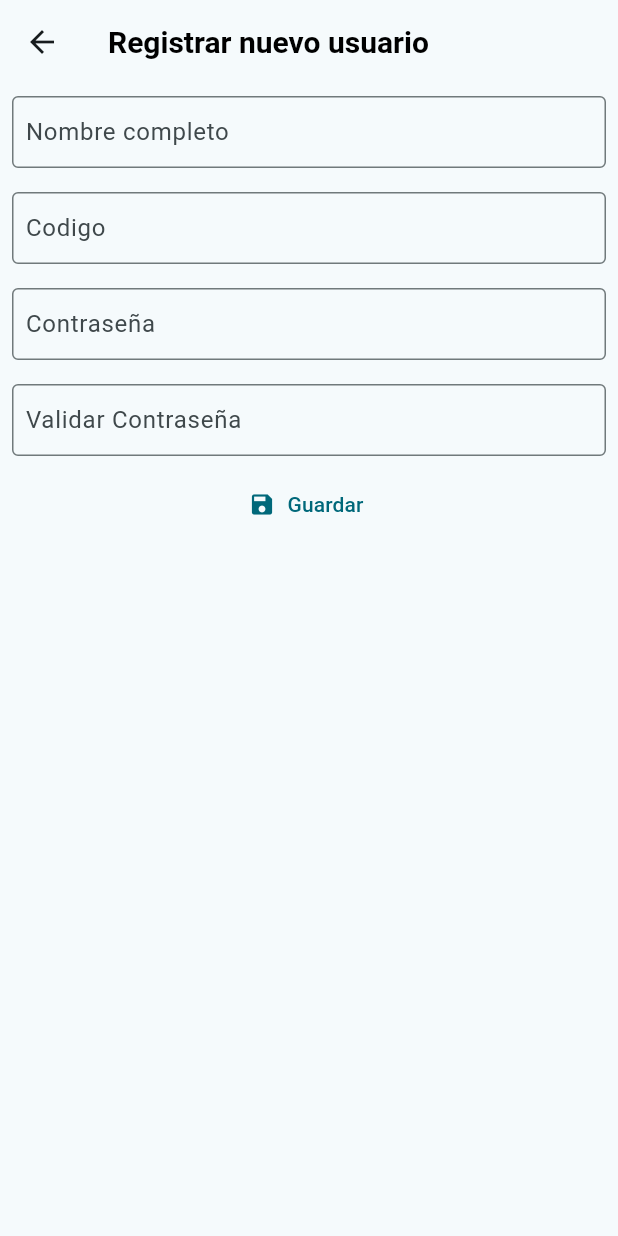
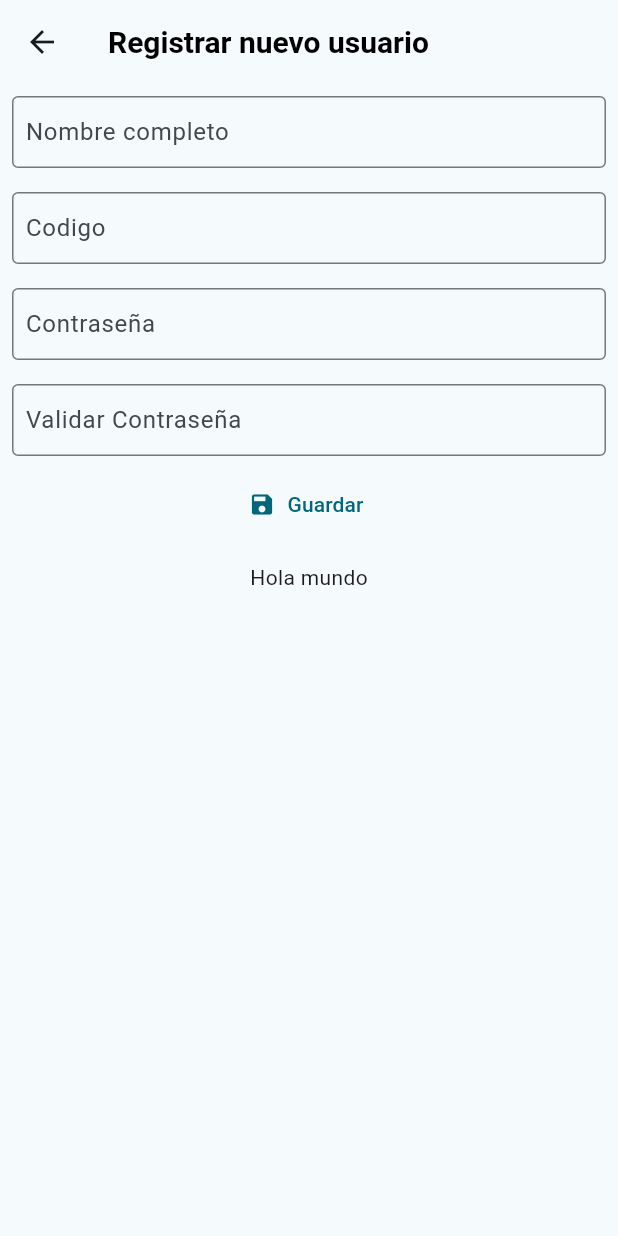
Before and after one commit to AlexanderRivera/FerreteriaESTP, a Flutter app: the screen it shows after launch, after a tap on "REGISTRAR USUARIO", on a phone screen of 412 x 824 dp. Run offline on Flutter 3.47's test engine with Material 3 defaults, Android fonts, the light colour scheme and no system bars; our stand-ins replace firebase_core, flutter_riverpod, go_router, google_fonts, riverpod_annotation; accounts and stored records are empty; generated files the repository leaves out were written again; Roboto replaces fonts that are missing (Abel, Simonetta).

Commit message:
Continuación
Continuación de Login

```diff
--- a/lib/config/menu/menu_items.dart
+++ b/lib/config/menu/menu_items.dart
@@ -17,7 +17,7 @@ const appMenuItem = <MenuItem>[
   MenuItem(
       title: 'INICIO',
       subtitle: 'Catalogo Inicial',
-      link: '/',
+      link: '/Home',
       icon: Icons.home),
   // MenuItem(
   //     title: 'Agregar Motos',
--- /dev/null
+++ b/lib/controller/prueba_riverpod.dart
@@ -0,0 +1,7 @@
+import 'package:riverpod_annotation/riverpod_annotation.dart';
+part 'prueba_riverpod.g.dart';
+
+@riverpod
+String prueba(PruebaRef ref) {
+  return 'Hola mundo';
+}
--- a/lib/main.dart
+++ b/lib/main.dart
@@ -1,9 +1,10 @@
 import 'package:flutter/material.dart';
+import 'package:flutter_riverpod/flutter_riverpod.dart';
 import 'package:motostopsv_app/config/router/app_router.dart';
 import 'package:motostopsv_app/config/theme/app_theme.dart';
 
 void main() {
-  runApp(const MainApp());
+  runApp(const ProviderScope(child: MainApp()));
 }
 
 class MainApp extends StatelessWidget {
--- a/lib/presentation/loggin/registre_screen.dart
+++ b/lib/presentation/loggin/registre_screen.dart
@@ -1,11 +1,14 @@
 import 'package:flutter/material.dart';
+import 'package:flutter_riverpod/flutter_riverpod.dart';
+import 'package:motostopsv_app/controller/prueba_riverpod.dart';
 
-class RegistrerUserScreen extends StatelessWidget {
+class RegistrerUserScreen extends ConsumerWidget {
   static const String name = 'registre-scren';
   const RegistrerUserScreen({super.key});
 
   @override
-  Widget build(BuildContext context) {
+  Widget build(BuildContext context, WidgetRef ref) {
+    String prueba = ref.watch(pruebaProvider);
     return Scaffold(
       appBar: AppBar(
         title: const Text('Registrar nuevo usuario'),
@@ -40,10 +43,24 @@ class RegistrerUserScreen extends StatelessWidget {
             TextButton.icon(
                 onPressed: () {},
                 icon: const Icon(Icons.save),
-                label: const Text('Guardar'))
+                label: const Text('Guardar')),
+            Padding(
+              padding: const EdgeInsets.all(15.0),
+              child: Text(prueba),
+            )
           ],
         ),
       ),
     );
   }
 }
+// class RegistrerUserScreen extends ConsumerWidget {
+
+//   const RegistrerUserScreen({super.key});
+
+//   @override
+//   Widget build(BuildContext context) {
+
+
+//   }
+// }
```
Also changed, not shown: lib/controller/prueba_riverpod.g.dart (added).
